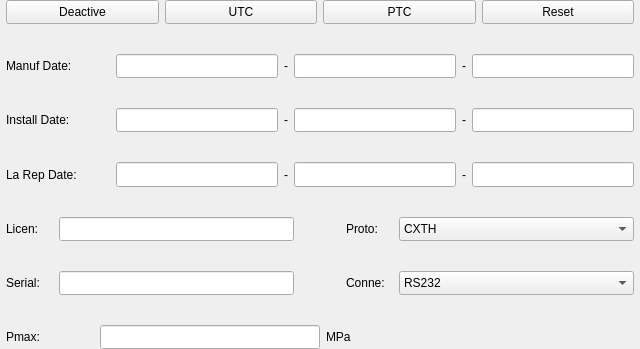
Before: the Qt Designer form pump/weiduodianzi/AdminPage.ui in zhjiehua/check_pump, drawn with Qt 5.
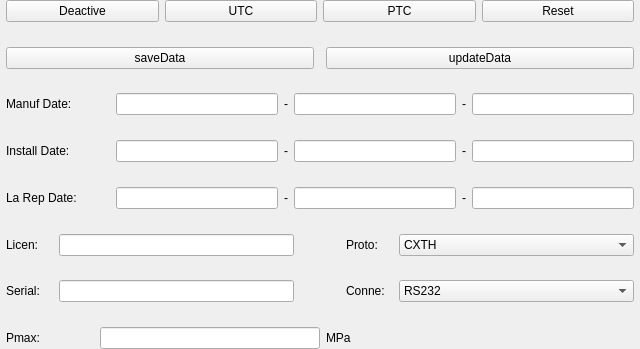
After: the same form once the commit is applied. Custom widgets are drawn as their Qt base class.

```diff
--- a/pump/weiduodianzi/AdminPage.ui
+++ b/pump/weiduodianzi/AdminPage.ui
@@ -33,7 +33,7 @@
     <number>0</number>
    </property>
    <item row="0" column="0">
-    <layout class="QVBoxLayout" name="verticalLayout" stretch="1,1,1,1,1,1,1,1,1,1,1,1,1">
+    <layout class="QVBoxLayout" name="verticalLayout" stretch="1,1,1,1,1,1,1,1,1,1,1,1,1,1,1">
      <property name="spacing">
       <number>6</number>
      </property>
@@ -106,6 +106,43 @@
        </property>
       </spacer>
      </item>
+     <item>
+      <layout class="QHBoxLayout" name="horizontalLayout_11" stretch="1,1">
+       <property name="spacing">
+        <number>12</number>
+       </property>
+       <item>
+        <widget class="BtnCtrl" name="saveDataBtn">
+         <property name="enabled">
+          <bool>true</bool>
+         </property>
+         <property name="text">
+          <string>saveData</string>
+         </property>
+        </widget>
+       </item>
+       <item>
+        <widget class="BtnCtrl" name="updateDataBtn">
+         <property name="text">
+          <string>updateData</string>
+         </property>
+        </widget>
+       </item>
+      </layout>
+     </item>
+     <item>
+      <spacer name="verticalSpacer_5">
+       <property name="orientation">
+        <enum>Qt::Vertical</enum>
+       </property>
+       <property name="sizeHint" stdset="0">
+        <size>
+         <width>20</width>
+         <height>40</height>
+        </size>
+       </property>
+      </spacer>
+     </item>
      <item>
       <layout class="QHBoxLayout" name="horizontalLayout_7" stretch="1,5">
        <item>
@@ -528,6 +565,11 @@
   </layout>
  </widget>
  <customwidgets>
+  <customwidget>
+   <class>BtnCtrl</class>
+   <extends>QPushButton</extends>
+   <header>btnctrl.h</header>
+  </customwidget>
   <customwidget>
    <class>ComboCtrl</class>
    <extends>QComboBox</extends>
@@ -538,11 +580,6 @@
    <extends>QLineEdit</extends>
    <header>editctrl.h</header>
   </customwidget>
-  <customwidget>
-   <class>BtnCtrl</class>
-   <extends>QPushButton</extends>
-   <header>btnctrl.h</header>
-  </customwidget>
  </customwidgets>
  <resources/>
  <connections/>
```
